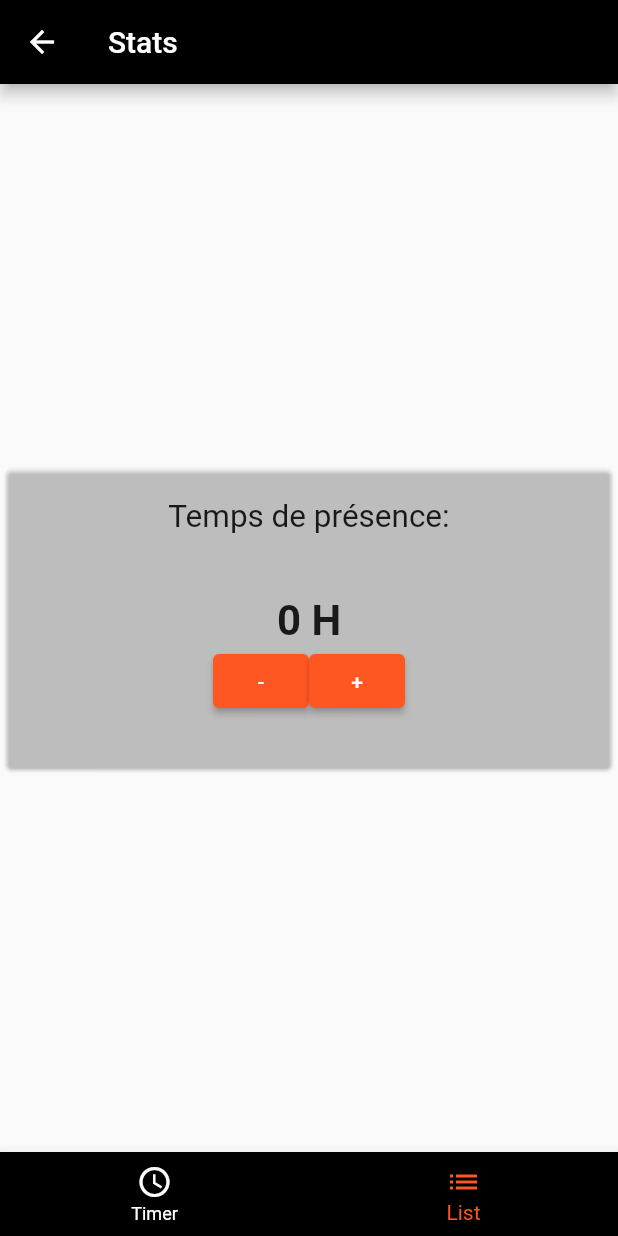
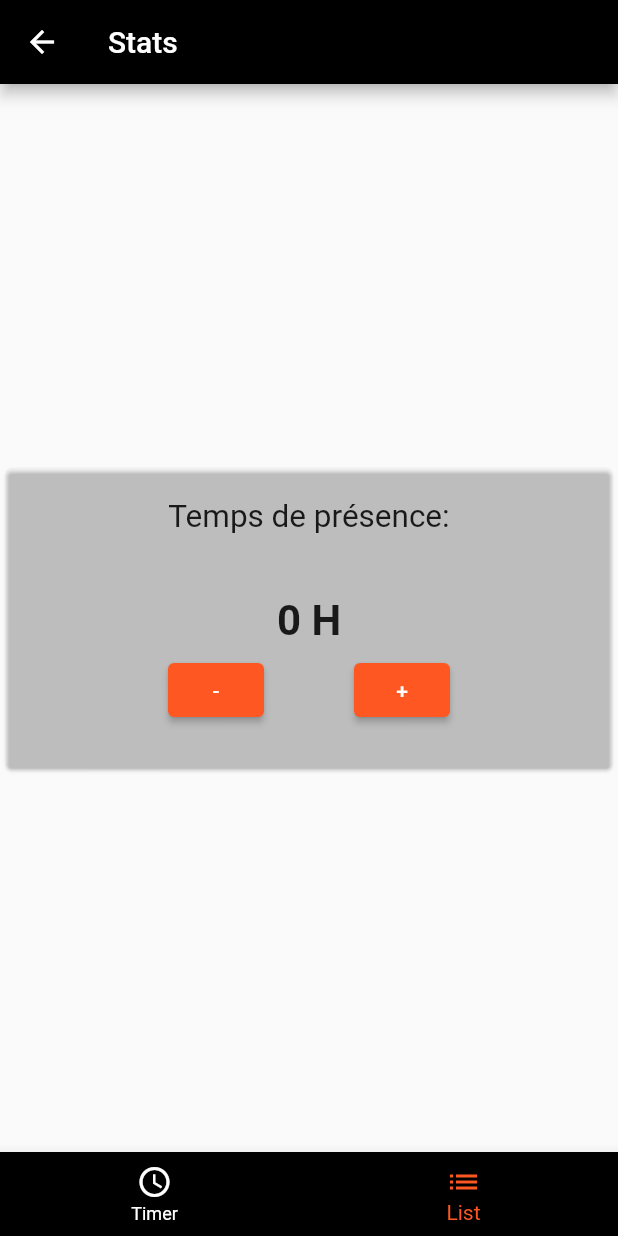
Before and after one commit to Apcaryu/Pleptime, a Flutter app: the MyStatPage screen opened directly, on a phone screen of 412 x 824 dp. Run offline on Flutter 3.47's test engine with Material 2 defaults, Android fonts, the phone set to English and light mode, and no system bars.

Commit message:
Position of button

```diff
--- a/pleptime/lib/statePage.dart
+++ b/pleptime/lib/statePage.dart
@@ -60,6 +60,7 @@ class _MyStatPageState extends State<MyStatPage> {
                     style: ElevatedButton.styleFrom(
                       primary: Colors.deepOrange),
                     ),
+                    Padding(padding: EdgeInsets.all(30)),
                     ElevatedButton(onPressed: (){},
                         child: Text("+"),
                         style: ElevatedButton.styleFrom(
```
